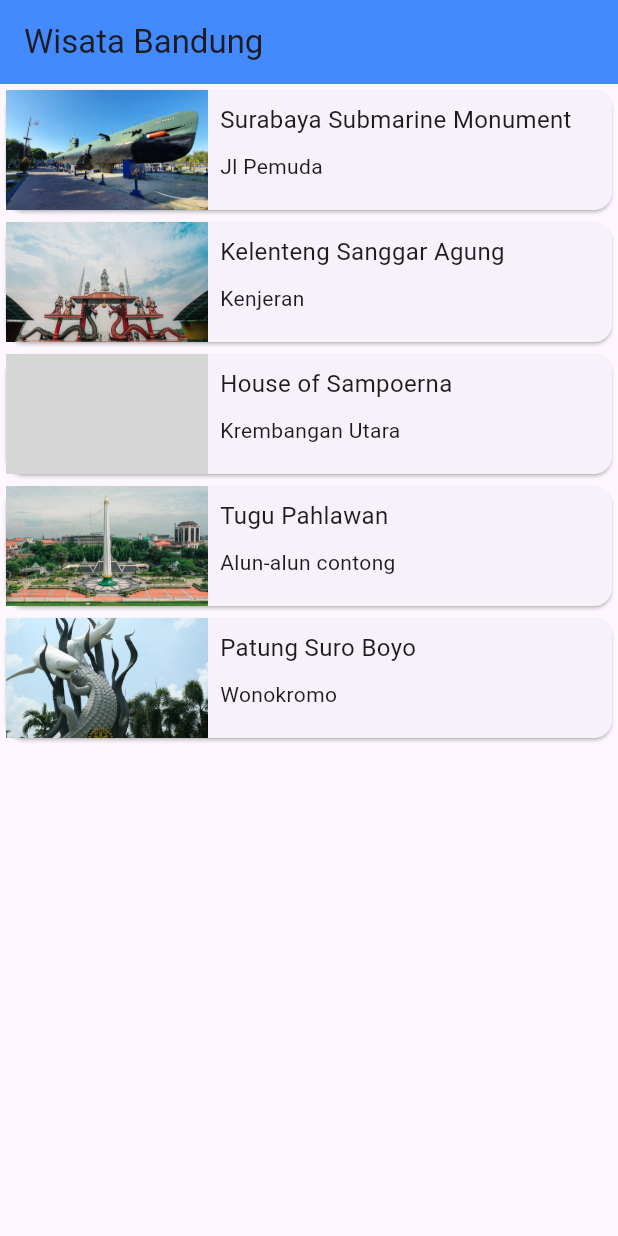
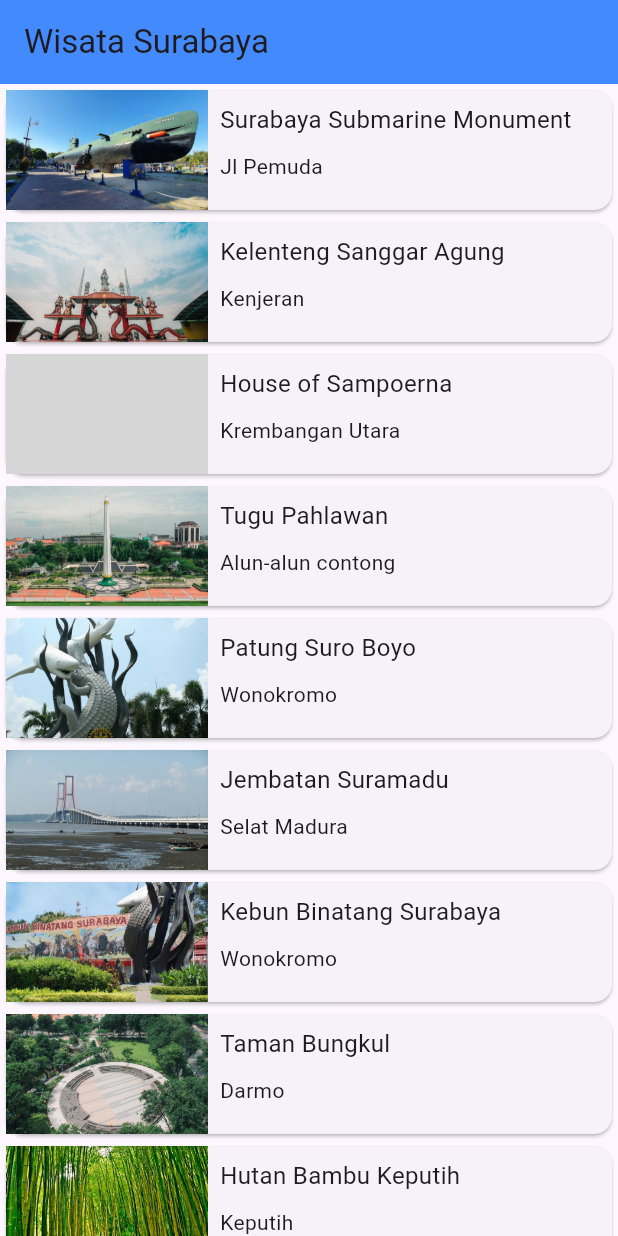
Before and after one commit to elfandirm/mobile-matkul, a Flutter app: the screen it shows after launch, on a phone screen of 412 x 824 dp. Run offline on Flutter 3.47's test engine with Material 3 defaults, Android fonts, the phone set to English and light mode, and no system bars; our stand-ins replace google_fonts; grey boxes are pictures that could not be loaded.

Commit message:
feat: add more dummy data

```diff
--- a/lib/models/tourism_place.dart
+++ b/lib/models/tourism_place.dart
@@ -3,12 +3,26 @@ class TourismPlace {
   String location;
   String imageAsset;
   String deskripsi;
+  String openDay;
+  String jamBuka;
+  String tiket;
+  String imageNetwork1;
+  String imageNetwork2;
+  String imageNetwork3;
+  String imageNetwork4;
 
   TourismPlace({
     required this.name,
     required this.location,
     required this.imageAsset,
     required this.deskripsi,
+    required this.openDay,
+    required this.jamBuka,
+    required this.tiket,
+    required this.imageNetwork1,
+    required this.imageNetwork2,
+    required this.imageNetwork3,
+    required this.imageNetwork4,
   });
 }
 
@@ -18,34 +32,269 @@ var tourismPlaceList = [
     location: 'Jl Pemuda',
     imageAsset: 'assets/images/sub1.jpg',
     deskripsi:
-        '''Monumen Kapal Selam, atau disingkat Monkasel, adalah sebuah monumen kapal selam terbesar di kawasan Asia yang terdapat di Surabaya. Kapal selam ini adalah KRI Pasopati 410, salah satu armada Angkatan Laut Republik Indonesia buatan Uni Soviet pada tahun 1952. Pengunjung dapat masuk dan menjelajahi interior kapal selam asli ini untuk melihat ruang kendali, ruang torpedo, hingga periskop, memberikan pengalaman sejarah maritim yang tak terlupakan.''',
+        '''Monumen Kapal Selam, atau disingkat Monkasel, adalah sebuah monumen kapal selam terbesar di kawasan Asia yang terdapat di Surabaya. Kapal selam ini adalah KRI Pasopati 410, salah satu armada Angkatan Laut Republik Indonesia buatan Uni Soviet pada tahun 1952.''',
+    openDay: 'Senin - Minggu',
+    jamBuka: '08.00 - 16.00',
+    tiket: '15.000',
+    imageNetwork1:
+        'https://dynamic-media-cdn.tripadvisor.com/media/photo-o/18/59/f2/a5/20190716-151959-largejpg.jpg?w=1200&h=-1&s=1',
+    imageNetwork2:
+        'https://dynamic-media-cdn.tripadvisor.com/media/photo-o/18/59/f2/a5/20190716-151959-largejpg.jpg?w=1200&h=-1&s=1',
+    imageNetwork3:
+        'https://dynamic-media-cdn.tripadvisor.com/media/photo-o/18/59/f2/a5/20190716-151959-largejpg.jpg?w=1200&h=-1&s=1',
+    imageNetwork4:
+        'https://dynamic-media-cdn.tripadvisor.com/media/photo-o/18/59/f2/a5/20190716-151959-largejpg.jpg?w=1200&h=-1&s=1',
   ),
   TourismPlace(
     name: 'Kelenteng Sanggar Agung',
     location: 'Kenjeran',
     imageAsset: 'assets/images/kelenteng.jpg',
     deskripsi:
-        '''Kelenteng Sanggar Agung, yang juga dikenal sebagai Klenteng Hong San Tang, adalah sebuah tempat ibadah pemeluk agama Tridharma yang terletak di tepi pantai kawasan Kenjeran. Daya tarik utama kelenteng ini adalah patung raksasa Dewi Kwan Im setinggi 20 meter yang berdiri megah menghadap ke laut dengan diapit oleh dua naga. Selain sebagai tempat ibadah, arsitekturnya yang indah dengan hembusan angin laut membuatnya menjadi destinasi wisata religi dan spot foto yang menawan.''',
+        '''Kelenteng Sanggar Agung, yang juga dikenal sebagai Klenteng Hong San Tang, adalah sebuah tempat ibadah pemeluk agama Tridharma yang terletak di tepi pantai kawasan Kenjeran. Daya tarik utama kelenteng ini adalah patung raksasa Dewi Kwan Im setinggi 20 meter.''',
+    openDay: 'Senin - Minggu',
+    jamBuka: '07.00 - 20.00',
+    tiket: '10.000',
+    imageNetwork1:
+        'https://tourism.surabaya.go.id/api/helper/show-file/tourist-destination-files/9af4413f-7042-4531-bf97-4135a51fe9c8',
+    imageNetwork2:
+        'https://tourism.surabaya.go.id/api/helper/show-file/tourist-destination-files/9af4413f-7042-4531-bf97-4135a51fe9c8',
+    imageNetwork3:
+        'https://tourism.surabaya.go.id/api/helper/show-file/tourist-destination-files/9af4413f-7042-4531-bf97-4135a51fe9c8',
+    imageNetwork4:
+        'https://tourism.surabaya.go.id/api/helper/show-file/tourist-destination-files/9af4413f-7042-4531-bf97-4135a51fe9c8',
   ),
   TourismPlace(
     name: 'House of Sampoerna',
     location: 'Krembangan Utara',
     imageAsset: 'assets/images/sampoerna.jpg',
     deskripsi:
-        '''House of Sampoerna adalah museum tembakau bersejarah yang terletak di sebuah bangunan bergaya kolonial Belanda peninggalan abad ke-19 (bekas panti asuhan). Museum ini menawarkan pengalaman unik di mana pengunjung dapat mempelajari sejarah industri kretek di Indonesia. Daya tarik utamanya adalah area galeri di lantai dua, di mana pengunjung bisa melihat secara langsung aktivitas ribuan pekerja yang melinting rokok secara manual dengan kecepatan luar biasa.''',
+        '''House of Sampoerna adalah museum tembakau bersejarah yang terletak di sebuah bangunan bergaya kolonial Belanda peninggalan abad ke-19 (bekas panti asuhan). Museum ini menawarkan pengalaman unik di mana pengunjung dapat mempelajari sejarah industri kretek.''',
+    openDay: 'Senin - Minggu',
+    jamBuka: '09.00 - 18.00',
+    tiket: '0',
+    imageNetwork1:
+        'https://encrypted-tbn0.gstatic.com/images?q=tbn:ANd9GcQ-sQcYwANbjbf3eEtzw5FGwObDz6-a09QCVQ&s',
+    imageNetwork2:
+        'https://encrypted-tbn0.gstatic.com/images?q=tbn:ANd9GcQ-sQcYwANbjbf3eEtzw5FGwObDz6-a09QCVQ&s',
+    imageNetwork3:
+        'https://encrypted-tbn0.gstatic.com/images?q=tbn:ANd9GcQ-sQcYwANbjbf3eEtzw5FGwObDz6-a09QCVQ&s',
+    imageNetwork4:
+        'https://encrypted-tbn0.gstatic.com/images?q=tbn:ANd9GcQ-sQcYwANbjbf3eEtzw5FGwObDz6-a09QCVQ&s',
   ),
   TourismPlace(
     name: 'Tugu Pahlawan',
     location: 'Alun-alun contong',
     imageAsset: 'assets/images/tugu.jpeg',
     deskripsi:
-        '''Tugu Pahlawan adalah monumen yang menjadi markah tanah kebanggaan Kota Surabaya. Monumen ini dibangun untuk memperingati peristiwa heroik Pertempuran 10 November 1945, di mana arek-arek Suroboyo berjuang mempertanyakan kemerdekaan melawan pasukan Sekutu. Monumen setinggi 41,15 meter ini berbentuk seperti paku terbalik. Di bagian bawah tanahnya, terdapat Museum 10 November yang menyimpan berbagai diorama, foto, dan senjata bersejarah.''',
+        '''Tugu Pahlawan adalah monumen yang menjadi markah tanah kebanggaan Kota Surabaya. Monumen ini dibangun untuk memperingati peristiwa heroik Pertempuran 10 November 1945, di mana arek-arek Suroboyo berjuang mempertahankan kemerdekaan.''',
+    openDay: 'Selasa - Minggu',
+    jamBuka: '08.00 - 15.00',
+    tiket: '8.000',
+    imageNetwork1:
+        'https://encrypted-tbn0.gstatic.com/images?q=tbn:ANd9GcQ-sQcYwANbjbf3eEtzw5FGwObDz6-a09QCVQ&s',
+    imageNetwork2:
+        'https://encrypted-tbn0.gstatic.com/images?q=tbn:ANd9GcQ-sQcYwANbjbf3eEtzw5FGwObDz6-a09QCVQ&s',
+    imageNetwork3:
+        'https://encrypted-tbn0.gstatic.com/images?q=tbn:ANd9GcQ-sQcYwANbjbf3eEtzw5FGwObDz6-a09QCVQ&s',
+    imageNetwork4:
+        'https://encrypted-tbn0.gstatic.com/images?q=tbn:ANd9GcQ-sQcYwANbjbf3eEtzw5FGwObDz6-a09QCVQ&s',
   ),
   TourismPlace(
     name: 'Patung Suro Boyo',
     location: 'Wonokromo',
     imageAsset: 'assets/images/patung.jpg',
     deskripsi:
-        '''Patung Suro Boyo adalah ikon utama kebanggaan kota Surabaya yang menggambarkan pertarungan sengit namun legendaris antara ikan hiu (Suro) dan buaya (Boyo). Terletak di area taman di depan Kebun Binatang Surabaya (KBS), patung ini merepresentasikan mitos asal-usul nama kota Surabaya. Area di sekitar patung ini sangat asri dan selalu menjadi spot foto wajib (landmark) bagi siapa pun yang baru pertama kali berkunjung ke Kota Pahlawan.''',
+        '''Patung Suro Boyo adalah ikon utama kebanggaan kota Surabaya yang menggambarkan pertarungan sengit namun legendaris antara ikan hiu (Suro) dan buaya (Boyo). Terletak di area taman di depan Kebun Binatang Surabaya (KBS).''',
+    openDay: 'Senin - Minggu',
+    jamBuka: '24 Jam',
+    tiket: '0',
+    imageNetwork1:
+        'https://encrypted-tbn0.gstatic.com/images?q=tbn:ANd9GcQ-sQcYwANbjbf3eEtzw5FGwObDz6-a09QCVQ&s',
+    imageNetwork2:
+        'https://encrypted-tbn0.gstatic.com/images?q=tbn:ANd9GcQ-sQcYwANbjbf3eEtzw5FGwObDz6-a09QCVQ&s',
+    imageNetwork3:
+        'https://encrypted-tbn0.gstatic.com/images?q=tbn:ANd9GcQ-sQcYwANbjbf3eEtzw5FGwObDz6-a09QCVQ&s',
+    imageNetwork4:
+        'https://encrypted-tbn0.gstatic.com/images?q=tbn:ANd9GcQ-sQcYwANbjbf3eEtzw5FGwObDz6-a09QCVQ&s',
+  ),
+  TourismPlace(
+    name: 'Jembatan Suramadu',
+    location: 'Selat Madura',
+    imageAsset: 'assets/images/suramadu.jpeg',
+    deskripsi:
+        '''Jembatan Suramadu adalah jembatan yang melintasi Selat Madura, menghubungkan Pulau Jawa (di Surabaya) dan Pulau Madura. Dengan panjang 5.438 meter, ini merupakan jembatan terpanjang di Indonesia saat ini.''',
+    openDay: 'Senin - Minggu',
+    jamBuka: '24 Jam',
+    tiket: '0',
+    imageNetwork1:
+        'https://encrypted-tbn0.gstatic.com/images?q=tbn:ANd9GcQ-sQcYwANbjbf3eEtzw5FGwObDz6-a09QCVQ&s',
+    imageNetwork2:
+        'https://encrypted-tbn0.gstatic.com/images?q=tbn:ANd9GcQ-sQcYwANbjbf3eEtzw5FGwObDz6-a09QCVQ&s',
+    imageNetwork3:
+        'https://encrypted-tbn0.gstatic.com/images?q=tbn:ANd9GcQ-sQcYwANbjbf3eEtzw5FGwObDz6-a09QCVQ&s',
+    imageNetwork4:
+        'https://encrypted-tbn0.gstatic.com/images?q=tbn:ANd9GcQ-sQcYwANbjbf3eEtzw5FGwObDz6-a09QCVQ&s',
+  ),
+  TourismPlace(
+    name: 'Kebun Binatang Surabaya',
+    location: 'Wonokromo',
+    imageAsset: 'assets/images/kbs.jpeg',
+    deskripsi:
+        '''Kebun Binatang Surabaya adalah salah satu kebun binatang tertua dan terbesar di Asia Tenggara yang berdiri sejak masa Hindia Belanda. KBS memiliki ribuan koleksi satwa dari ratusan spesies.''',
+    openDay: 'Senin - Minggu',
+    jamBuka: '08.00 - 16.00',
+    tiket: '15.000',
+    imageNetwork1:
+        'https://encrypted-tbn0.gstatic.com/images?q=tbn:ANd9GcQ-sQcYwANbjbf3eEtzw5FGwObDz6-a09QCVQ&s',
+    imageNetwork2:
+        'https://encrypted-tbn0.gstatic.com/images?q=tbn:ANd9GcQ-sQcYwANbjbf3eEtzw5FGwObDz6-a09QCVQ&s',
+    imageNetwork3:
+        'https://encrypted-tbn0.gstatic.com/images?q=tbn:ANd9GcQ-sQcYwANbjbf3eEtzw5FGwObDz6-a09QCVQ&s',
+    imageNetwork4:
+        'https://encrypted-tbn0.gstatic.com/images?q=tbn:ANd9GcQ-sQcYwANbjbf3eEtzw5FGwObDz6-a09QCVQ&s',
+  ),
+  TourismPlace(
+    name: 'Taman Bungkul',
+    location: 'Darmo',
+    imageAsset: 'assets/images/bungkul.jpg',
+    deskripsi:
+        '''Taman Bungkul adalah taman kota yang sangat populer dan pernah meraih penghargaan sebagai taman kota terbaik se-Asia oleh PBB. Dilengkapi dengan fasilitas modern seperti arena skateboard dan akses Wi-Fi gratis.''',
+    openDay: 'Senin - Minggu',
+    jamBuka: '24 Jam',
+    tiket: '0',
+    imageNetwork1:
+        'https://encrypted-tbn0.gstatic.com/images?q=tbn:ANd9GcQ-sQcYwANbjbf3eEtzw5FGwObDz6-a09QCVQ&s',
+    imageNetwork2:
+        'https://encrypted-tbn0.gstatic.com/images?q=tbn:ANd9GcQ-sQcYwANbjbf3eEtzw5FGwObDz6-a09QCVQ&s',
+    imageNetwork3:
+        'https://encrypted-tbn0.gstatic.com/images?q=tbn:ANd9GcQ-sQcYwANbjbf3eEtzw5FGwObDz6-a09QCVQ&s',
+    imageNetwork4:
+        'https://encrypted-tbn0.gstatic.com/images?q=tbn:ANd9GcQ-sQcYwANbjbf3eEtzw5FGwObDz6-a09QCVQ&s',
+  ),
+  TourismPlace(
+    name: 'Hutan Bambu Keputih',
+    location: 'Keputih',
+    imageAsset: 'assets/images/bambu.jpg',
+    deskripsi:
+        '''Siapa sangka tempat yang dulunya merupakan Tempat Pembuangan Akhir (TPA) sampah ini kini disulap menjadi kawasan hijau yang sangat asri, menawarkan pemandangan deretan pohon bambu yang rindang.''',
+    openDay: 'Senin - Minggu',
+    jamBuka: '06.00 - 18.00',
+    tiket: '0',
+    imageNetwork1:
+        'https://encrypted-tbn0.gstatic.com/images?q=tbn:ANd9GcQ-sQcYwANbjbf3eEtzw5FGwObDz6-a09QCVQ&s',
+    imageNetwork2:
+        'https://encrypted-tbn0.gstatic.com/images?q=tbn:ANd9GcQ-sQcYwANbjbf3eEtzw5FGwObDz6-a09QCVQ&s',
+    imageNetwork3:
+        'https://encrypted-tbn0.gstatic.com/images?q=tbn:ANd9GcQ-sQcYwANbjbf3eEtzw5FGwObDz6-a09QCVQ&s',
+    imageNetwork4:
+        'https://encrypted-tbn0.gstatic.com/images?q=tbn:ANd9GcQ-sQcYwANbjbf3eEtzw5FGwObDz6-a09QCVQ&s',
+  ),
+  TourismPlace(
+    name: 'Masjid Nasional Al-Akbar',
+    location: 'Pagesangan',
+    imageAsset: 'assets/images/akbar.jpg',
+    deskripsi:
+        '''Masjid Nasional Al-Akbar, atau yang sering disebut Masjid Agung Surabaya, adalah masjid terbesar kedua di Indonesia setelah Masjid Istiqlal. Bangunan ini memiliki ciri khas kubah berwarna biru terang.''',
+    openDay: 'Senin - Minggu',
+    jamBuka: '04.00 - 22.00',
+    tiket: '0',
+    imageNetwork1:
+        'https://encrypted-tbn0.gstatic.com/images?q=tbn:ANd9GcQ-sQcYwANbjbf3eEtzw5FGwObDz6-a09QCVQ&s',
+    imageNetwork2:
+        'https://encrypted-tbn0.gstatic.com/images?q=tbn:ANd9GcQ-sQcYwANbjbf3eEtzw5FGwObDz6-a09QCVQ&s',
+    imageNetwork3:
+        'https://encrypted-tbn0.gstatic.com/images?q=tbn:ANd9GcQ-sQcYwANbjbf3eEtzw5FGwObDz6-a09QCVQ&s',
+    imageNetwork4:
+        'https://encrypted-tbn0.gstatic.com/images?q=tbn:ANd9GcQ-sQcYwANbjbf3eEtzw5FGwObDz6-a09QCVQ&s',
+  ),
+  TourismPlace(
+    name: 'Surabaya North Quay',
+    location: 'Tanjung Perak',
+    imageAsset: 'assets/images/quay.jpg',
+    deskripsi:
+        '''Surabaya North Quay (SNQ) berlokasi di lantai 2 dan 3 Terminal Penumpang Gapura Surya Nusantara, Pelabuhan Tanjung Perak. Tempat ini menawarkan pengalaman nongkrong mewah sambil menikmati pemandangan laut lepas.''',
+    openDay: 'Selasa - Minggu',
+    jamBuka: '11.30 - 20.00',
+    tiket: '10.000',
+    imageNetwork1:
+        'https://encrypted-tbn0.gstatic.com/images?q=tbn:ANd9GcQ-sQcYwANbjbf3eEtzw5FGwObDz6-a09QCVQ&s',
+    imageNetwork2:
+        'https://encrypted-tbn0.gstatic.com/images?q=tbn:ANd9GcQ-sQcYwANbjbf3eEtzw5FGwObDz6-a09QCVQ&s',
+    imageNetwork3:
+        'https://encrypted-tbn0.gstatic.com/images?q=tbn:ANd9GcQ-sQcYwANbjbf3eEtzw5FGwObDz6-a09QCVQ&s',
+    imageNetwork4:
+        'https://encrypted-tbn0.gstatic.com/images?q=tbn:ANd9GcQ-sQcYwANbjbf3eEtzw5FGwObDz6-a09QCVQ&s',
+  ),
+  TourismPlace(
+    name: 'Ekowisata Mangrove Wonorejo',
+    location: 'Wonorejo',
+    imageAsset: 'assets/images/mangrove.jpg',
+    deskripsi:
+        '''Melarikan diri sejenak dari panasnya kota, Ekowisata Mangrove Wonorejo menawarkan wisata alam berupa hutan bakau yang hijau dan menyejukkan. Kawasan ini juga menjadi habitat bagi berbagai jenis burung laut.''',
+    openDay: 'Senin - Minggu',
+    jamBuka: '08.00 - 15.00',
+    tiket: '25.000',
+    imageNetwork1:
+        'https://encrypted-tbn0.gstatic.com/images?q=tbn:ANd9GcQ-sQcYwANbjbf3eEtzw5FGwObDz6-a09QCVQ&s',
+    imageNetwork2:
+        'https://encrypted-tbn0.gstatic.com/images?q=tbn:ANd9GcQ-sQcYwANbjbf3eEtzw5FGwObDz6-a09QCVQ&s',
+    imageNetwork3:
+        'https://encrypted-tbn0.gstatic.com/images?q=tbn:ANd9GcQ-sQcYwANbjbf3eEtzw5FGwObDz6-a09QCVQ&s',
+    imageNetwork4:
+        'https://encrypted-tbn0.gstatic.com/images?q=tbn:ANd9GcQ-sQcYwANbjbf3eEtzw5FGwObDz6-a09QCVQ&s',
+  ),
+  TourismPlace(
+    name: 'Museum De Javasche Bank',
+    location: 'Garuda',
+    imageAsset: 'assets/images/bank.jpg',
+    deskripsi:
+        '''Museum De Javasche Bank adalah museum sejarah perbankan yang menempati gedung cagar budaya peninggalan kolonial Belanda. Di dalamnya, pengunjung bisa melihat langsung ruang brankas bawah tanah.''',
+    openDay: 'Selasa - Minggu',
+    jamBuka: '08.00 - 16.00',
+    tiket: '0',
+    imageNetwork1:
+        'https://encrypted-tbn0.gstatic.com/images?q=tbn:ANd9GcQ-sQcYwANbjbf3eEtzw5FGwObDz6-a09QCVQ&s',
+    imageNetwork2:
+        'https://encrypted-tbn0.gstatic.com/images?q=tbn:ANd9GcQ-sQcYwANbjbf3eEtzw5FGwObDz6-a09QCVQ&s',
+    imageNetwork3:
+        'https://encrypted-tbn0.gstatic.com/images?q=tbn:ANd9GcQ-sQcYwANbjbf3eEtzw5FGwObDz6-a09QCVQ&s',
+    imageNetwork4:
+        'https://encrypted-tbn0.gstatic.com/images?q=tbn:ANd9GcQ-sQcYwANbjbf3eEtzw5FGwObDz6-a09QCVQ&s',
+  ),
+  TourismPlace(
+    name: 'Kenjeran Park (Kenpark)',
+    location: 'Kenjeran',
+    imageAsset: 'assets/images/kenjeran.jpg',
+    deskripsi:
+        '''Kenjeran Park menawarkan kawasan wisata terpadu dengan berbagai spot unik. Di sini terdapat bangunan ikonik yang kental dengan nuansa Tiongkok, seperti Pagoda Tian Ti dan patung Buddha Empat Rupa.''',
+    openDay: 'Senin - Minggu',
+    jamBuka: '08.00 - 17.00',
+    tiket: '15.000',
+    imageNetwork1:
+        'https://encrypted-tbn0.gstatic.com/images?q=tbn:ANd9GcQ-sQcYwANbjbf3eEtzw5FGwObDz6-a09QCVQ&s',
+    imageNetwork2:
+        'https://encrypted-tbn0.gstatic.com/images?q=tbn:ANd9GcQ-sQcYwANbjbf3eEtzw5FGwObDz6-a09QCVQ&s',
+    imageNetwork3:
+        'https://encrypted-tbn0.gstatic.com/images?q=tbn:ANd9GcQ-sQcYwANbjbf3eEtzw5FGwObDz6-a09QCVQ&s',
+    imageNetwork4:
+        'https://encrypted-tbn0.gstatic.com/images?q=tbn:ANd9GcQ-sQcYwANbjbf3eEtzw5FGwObDz6-a09QCVQ&s',
+  ),
+  TourismPlace(
+    name: 'Tunjungan Romansa',
+    location: 'Jalan Tunjungan',
+    imageAsset: 'assets/images/tunjungan.jpg',
+    deskripsi:
+        '''Tunjungan Romansa adalah wajah baru dari Jalan Tunjungan yang legendaris. Kini, kawasan ini disulap menjadi area pejalan kaki (pedestrian) yang lebar dan nyaman dengan nuansa Eropa klasik.''',
+    openDay: 'Senin - Minggu',
+    jamBuka: '16.00 - 22.00',
+    tiket: '0',
+    imageNetwork1:
+        'https://encrypted-tbn0.gstatic.com/images?q=tbn:ANd9GcQ-sQcYwANbjbf3eEtzw5FGwObDz6-a09QCVQ&s',
+    imageNetwork2:
+        'https://encrypted-tbn0.gstatic.com/images?q=tbn:ANd9GcQ-sQcYwANbjbf3eEtzw5FGwObDz6-a09QCVQ&s',
+    imageNetwork3:
+        'https://encrypted-tbn0.gstatic.com/images?q=tbn:ANd9GcQ-sQcYwANbjbf3eEtzw5FGwObDz6-a09QCVQ&s',
+    imageNetwork4:
+        'https://encrypted-tbn0.gstatic.com/images?q=tbn:ANd9GcQ-sQcYwANbjbf3eEtzw5FGwObDz6-a09QCVQ&s',
   ),
 ];
--- a/lib/pages/detail_screen.dart
+++ b/lib/pages/detail_screen.dart
@@ -46,14 +46,14 @@ class DetailScreen extends StatelessWidget {
                     Column(
                       children: [
                         Icon(Icons.calendar_today),
-                        Text("Open Everyday"),
+                        Text(place.openDay),
                       ],
                     ),
                     Column(
-                      children: [Icon(Icons.access_time), Text("08.00-16.00")],
+                      children: [Icon(Icons.access_time), Text(place.jamBuka)],
                     ),
                     Column(
-                      children: [Icon(Icons.attach_money), Text("Rp 5.000,-")],
+                      children: [Icon(Icons.attach_money), Text("Rp ${place.tiket}")],
                     ),
                   ],
                 ),
@@ -77,7 +77,7 @@ class DetailScreen extends StatelessWidget {
                       child: ClipRRect(
                         borderRadius: BorderRadiusGeometry.circular(16),
                         child: Image.network(
-                          "https://media-cdn.tripadvisor.com/media/photo-m/1280/16/a9/33/43/liburan-di-farmhouse.jpg",
+                          place.imageNetwork1,
                         ),
                       ),
                     ),
@@ -85,21 +85,21 @@ class DetailScreen extends StatelessWidget {
                       padding: EdgeInsets.all(4),
                       child: ClipRRect(
                         borderRadius: BorderRadiusGeometry.circular(16),
-                        child: Image.asset("assets/images/sub1.jpg"),
+                        child: Image.network(place.imageNetwork2),
                       ),
                     ),
                     Padding(
                       padding: EdgeInsets.all(4),
                       child: ClipRRect(
                         borderRadius: BorderRadiusGeometry.circular(16),
-                        child: Image.asset("assets/images/sub2.jpg"),
+                        child: Image.network(place.imageNetwork3),
                       ),
                     ),
                     Padding(
                       padding: EdgeInsets.all(4),
                       child: ClipRRect(
                         borderRadius: BorderRadiusGeometry.circular(16),
-                        child: Image.asset("assets/images/sub3.jpg"),
+                        child: Image.network(place.imageNetwork4),
                       ),
                     ),
                   ],
--- a/lib/pages/home.dart
+++ b/lib/pages/home.dart
@@ -9,7 +9,7 @@ class Home extends StatelessWidget {
   Widget build(BuildContext context) {
     return Scaffold(
       appBar: AppBar(
-        title: Text("Wisata Bandung"),
+        title: Text("Wisata Surabaya"),
         backgroundColor: Colors.blueAccent,
       ),
       body: ListView.builder(
```
Also changed, not shown: assets/images/akbar.jpg (added), assets/images/bambu.jpg (added), assets/images/bank.jpg (added), assets/images/bungkul.jpg (added), assets/images/kbs.jpeg (added), assets/images/kenjeran.jpg (added), assets/images/mangrove.jpg (added), assets/images/quay.jpg (added), assets/images/suramadu.jpeg (added), assets/images/tunjungan.jpg (added).
